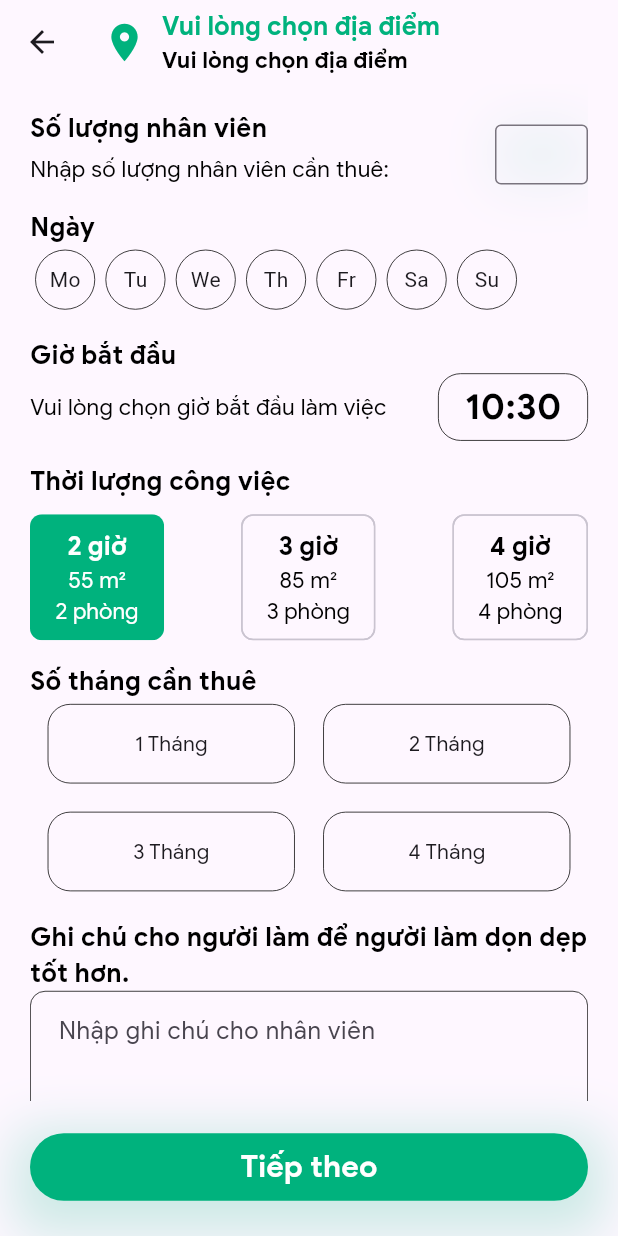
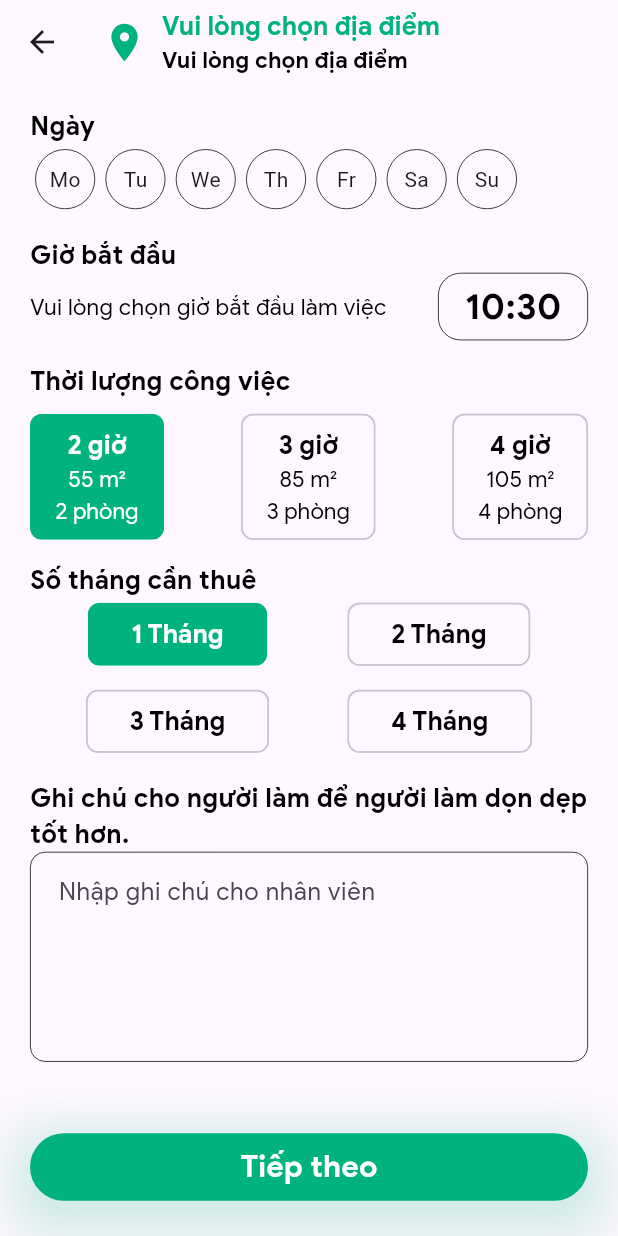
Before and after one commit to dangcpr/aiohs-app, a Flutter app: the CleaningLongTermStep1 screen opened directly, on a phone screen of 412 x 824 dp. Run offline on Flutter 3.47's test engine with Material 2 defaults, Android fonts, the light colour scheme and no system bars; our stand-ins replace another_flutter_splash_screen, awesome_dialog, bloc, connectivity_plus, dio, flutter_bloc and 8 more; missing offline and left inert: datetime_setting, flutter_walkthrough_screen; accounts and stored records are empty; generated files the repository leaves out were written again; statements that could not run were skipped.

Commit message:
Fix Longterm cleaning Page

```diff
--- a/lib/cleaning_longterm/views/cleaning_longterm_screen_step1.dart
+++ b/lib/cleaning_longterm/views/cleaning_longterm_screen_step1.dart
@@ -42,7 +42,6 @@ class _CleaningLongTermStep1State extends State<CleaningLongTermStep1> {
         padding: const EdgeInsets.only(left: 20, right: 20, bottom: 90),
         child: ListView(
           children: [
-            ChooseNumberOfMaid(numberOfMaid: numberOfMaid),
             Padding(
               padding: const EdgeInsets.only(top: padding.paddingMedium),
               child: TextLabel(
--- a/lib/cleaning_longterm/widgets/month_choice.dart
+++ b/lib/cleaning_longterm/widgets/month_choice.dart
@@ -1,5 +1,8 @@
 import 'package:flutter/material.dart';
+import 'package:flutter_bloc/flutter_bloc.dart';
 
+import '../../cleaning_hourly/constants/cleaning_hourly_const.dart';
+import '../../cleaning_hourly/cubits/save_info/save_info.dart';
 import '../../utilities/constants/variable.dart';
 
 class MonthChoice extends StatefulWidget {
@@ -17,65 +20,45 @@ class _MonthChoiceState extends State<MonthChoice> {
     '4 Tháng',
   ];
 
-  List<bool> isCheck = List.generate(
-    4,
-    (int index) => false,
-  );
+  int value = 0;
   @override
   Widget build(BuildContext context) {
     final size = MediaQuery.of(context).size;
-    return Wrap(
-      alignment: WrapAlignment.center,
-      spacing: 12,
-      runSpacing: 12,
-      children: List<Widget>.generate(
-        months.length,
-        (int index) {
-          return InkWell(
-            onTap: () {
-              setState(
-                () {
-                  isCheck[index] = !isCheck[index];
-                  switch (index) {
-                    case 0:
-                      break;
-
-                    case 1:
-                      break;
-
-                    case 2:
-                      break;
-                    case 3:
-                      break;
-                  }
-                },
-              );
-            },
-            splashColor: colorProject.primaryColor,
-            child: Container(
-              alignment: Alignment.center,
-              width: size.width / 2.5,
-              margin: EdgeInsets.all(size.width / 120),
-              decoration: BoxDecoration(
-                borderRadius: BorderRadius.circular(15),
-                border: Border.all(
-                  color: widget.isDarkMode ? Colors.white : Colors.black,
-                  width: 0.5,
-                ),
-                color: isCheck[index]
-                    ? colorProject.primaryColor
-                    : Colors.transparent,
-              ),
-              child: Padding(
-                padding: const EdgeInsets.all(padding.paddingMedium),
+    return SizedBox(
+      child: Wrap(
+        alignment: WrapAlignment.spaceEvenly,
+        spacing: 15,
+        runSpacing: 10,
+        children: List<Widget>.generate(
+          months.length,
+          (int index) {
+            return ChoiceChip(
+              label: Padding(
+                padding: const EdgeInsets.symmetric(horizontal: 12),
                 child: Text(
                   months[index],
-                  style: textStyle.normalStyle(),
+                  style: const TextStyle(
+                    fontFamily: fontBoldApp,
+                    fontSize: fontSize.mediumLarger,
+                  ),
                 ),
               ),
-            ),
-          );
-        },
+              selectedColor: colorProject.primaryColor,
+              showCheckmark: false,
+              selected: index == value,
+              labelStyle: TextStyle(
+                color: index == value
+                    ? Colors.white
+                    : (widget.isDarkMode ? Colors.white : Colors.black),
+              ),
+              onSelected: (bool selected) {
+                setState(() {
+                  value = selected ? index : 0;
+                });
+              },
+            );
+          },
+        ).toList(),
       ),
     );
   }
```
